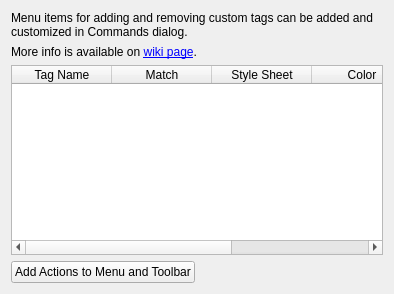
Old version of the form plugins/itemtags/itemtagssettings.ui in the repository hluk/CopyQ.
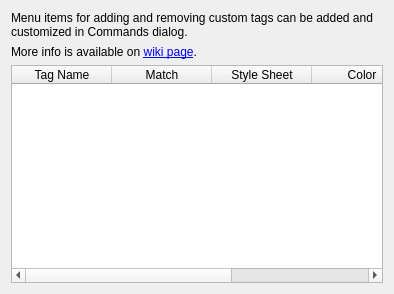
New version of the form.

Commit message:
List menu and global shortcut commands in Preferences
Removes unneeded buttons to add menu items from plugins.

Fixes #306

```diff
--- a/plugins/itemtags/itemtagssettings.ui
+++ b/plugins/itemtags/itemtagssettings.ui
@@ -60,30 +60,6 @@
      </column>
     </widget>
    </item>
-   <item>
-    <layout class="QHBoxLayout" name="horizontalLayout">
-     <item>
-      <widget class="QPushButton" name="pushButtonAddCommands">
-       <property name="text">
-        <string>Add Actions to Menu and Toolbar</string>
-       </property>
-      </widget>
-     </item>
-     <item>
-      <spacer name="horizontalSpacer">
-       <property name="orientation">
-        <enum>Qt::Horizontal</enum>
-       </property>
-       <property name="sizeHint" stdset="0">
-        <size>
-         <width>40</width>
-         <height>20</height>
-        </size>
-       </property>
-      </spacer>
-     </item>
-    </layout>
-   </item>
   </layout>
  </widget>
  <resources/>
```
The commit also changes 22 other files.
